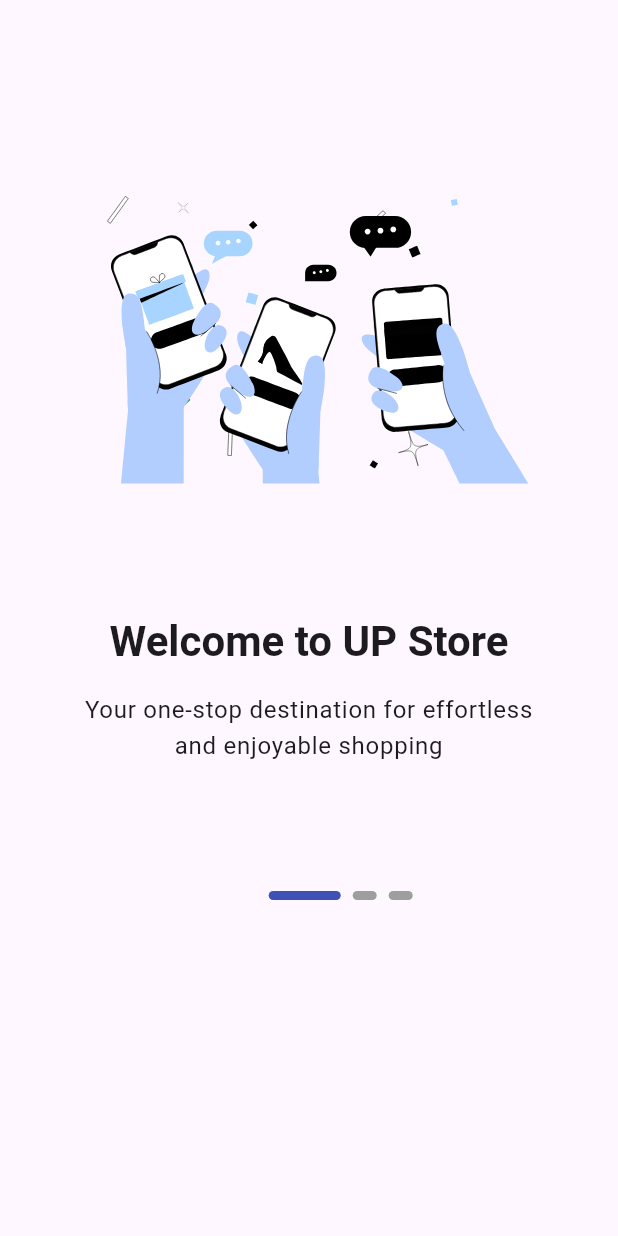
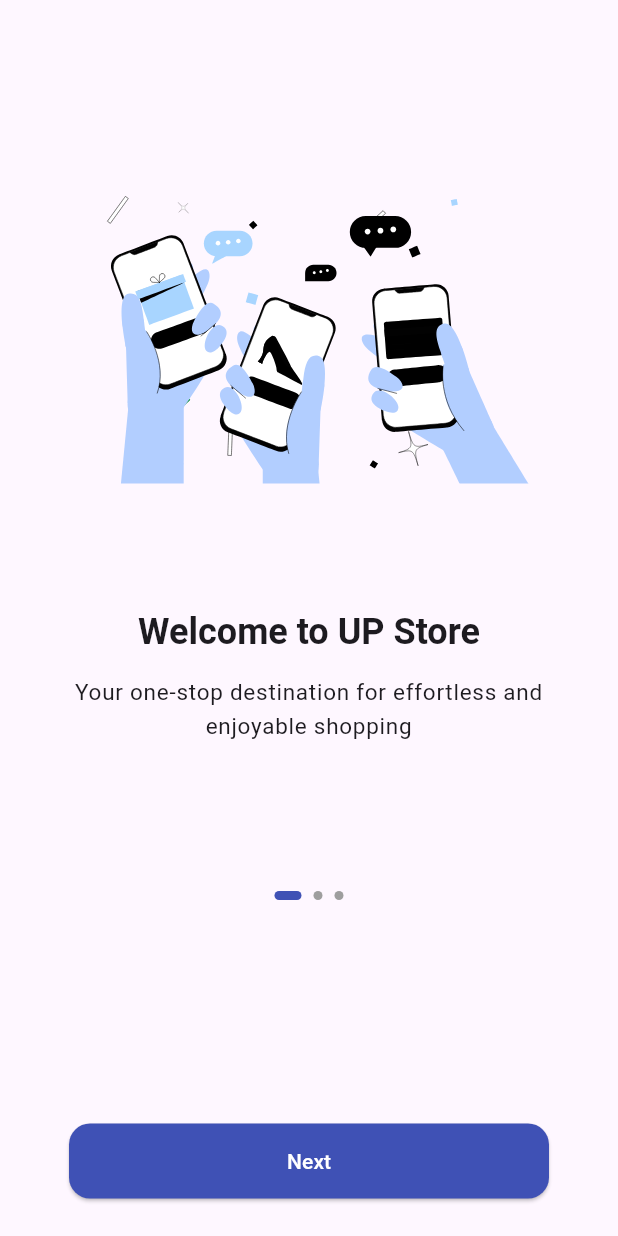
Before and after one commit to NabeelTiwana/stater_app, a Flutter app: the screen it shows after launch, on a phone screen of 412 x 824 dp. Run offline on Flutter 3.47's test engine with Material 3 defaults, Android fonts, the phone set to English and light mode, and no system bars; drawn by our look-alikes of smooth_page_indicator; our stand-ins replace lottie, shared_preferences.

Commit message:
upadated code

```diff
--- /dev/null
+++ b/lib/common/responsive/responsive_helper.dart
@@ -0,0 +1 @@
+// TODO Implement this library.
--- /dev/null
+++ b/lib/common/widget/my_elevated_button.dart
@@ -0,0 +1,98 @@
+import 'package:flutter/material.dart';
+import '../../responsive/responsive_helper.dart';
+import '../responsive/responsive_helper.dart';
+
+class MyElevatedButton extends StatelessWidget {
+  final String? text;
+  final Widget? child;
+  final VoidCallback onPressed;
+  final Color backgroundColor;
+  final Color textColor;
+  final double? bottomPosition;
+  final double? minHorizontalPadding;
+  final double? verticalPadding;
+  final double? borderRadius;
+  final double? fixedWidth;
+
+  const MyElevatedButton({
+    super.key,
+    this.text,
+    this.child,
+    required this.onPressed,
+    this.backgroundColor = Colors.indigo,
+    this.textColor = Colors.white,
+    this.bottomPosition,
+    this.minHorizontalPadding,
+    this.verticalPadding,
+    this.borderRadius,
+    this.fixedWidth,
+  }) : assert(text != null || child != null,
+  'Either text or child must be provided');
+
+  @override
+  Widget build(BuildContext context) {
+    return Positioned(
+      bottom: bottomPosition ?? ResponsiveHelper.getValueForPhoneSize(
+        context,
+        smallPhone: 20.0,
+        largePhone: 30.0,
+        mediumPhone: 25.0,
+      ),
+      left: 0,
+      right: 0,
+      child: Center(
+        child: SizedBox(
+          width: fixedWidth ?? ResponsiveHelper.getValueForPhoneSize(
+            context,
+            smallPhone: 300.0,
+            largePhone: 350.0,
+            mediumPhone: 320.0,
+          ),
+          child: ElevatedButton(
+            onPressed: onPressed,
+            style: ElevatedButton.styleFrom(
+              minimumSize: const Size.fromHeight(50), // Consistent height
+              shape: RoundedRectangleBorder(
+                borderRadius: BorderRadius.circular(
+                  borderRadius ?? ResponsiveHelper.getValueForPhoneSize(
+                    context,
+                    smallPhone: 12.0,
+                    largePhone: 15.0,
+                    mediumPhone: 14.0,
+                  ),
+                ),
+              ),
+              backgroundColor: backgroundColor,
+              padding: EdgeInsets.symmetric(
+                vertical: verticalPadding ?? ResponsiveHelper.getValueForPhoneSize(
+                  context,
+                  smallPhone: 12.0,
+                  largePhone: 15.0,
+                  mediumPhone: 14.0,
+                ),
+                horizontal: minHorizontalPadding ?? ResponsiveHelper.getValueForPhoneSize(
+                  context,
+                  smallPhone: 24.0,  // Reduced from 80.0
+                  largePhone: 32.0,  // Reduced from 150.0
+                  mediumPhone: 28.0, // Reduced from 120.0
+                ),
+              ),
+            ),
+            child: FittedBox(
+              fit: BoxFit.scaleDown,
+              child: child ?? Text(
+                text!,
+                style: Theme.of(context).textTheme.bodyLarge?.copyWith(
+                  color: textColor,
+                  fontWeight: FontWeight.bold,
+                ),
+                maxLines: 1,
+                overflow: TextOverflow.ellipsis,
+              ),
+            ),
+          ),
+        ),
+      ),
+    );
+  }
+}
--- a/lib/screens/onboardings/onboarding_screen.dart
+++ b/lib/screens/onboardings/onboarding_screen.dart
@@ -5,48 +5,101 @@ import 'package:starter_app/screens/onboardings/widget/onboarding_page.dart';
 import 'package:starter_app/utils/constant/images.dart';
 import 'package:starter_app/utils/constant/texts.dart';
 
+import '../../common/widget/my_elevated_button.dart';
+import '../home_page.dart';
 
-class OnboardingScreen extends StatelessWidget {
+class OnboardingScreen extends StatefulWidget {
   const OnboardingScreen({super.key});
+
+  @override
+  State<OnboardingScreen> createState() => _OnboardingScreenState();
+}
+
+class _OnboardingScreenState extends State<OnboardingScreen> {
+  final PageController _pageController = PageController();
+  int _currentPage = 0;
 
   @override
   Widget build(BuildContext context) {
     return Scaffold(
       body: Stack(
         children: [
-          //pageView
-           PageView(
-             children: [
-               OnBoardingPage(animation: MyImages.onboarding1Animation,title: MyText.onBoardingTitle1,subtitle: MyText.onBoardingSubTitle1,),
-               OnBoardingPage(animation: MyImages.onboarding2Animation,title: MyText.onBoardingTitle2,subtitle: MyText.onBoardingSubTitle2,),
-               OnBoardingPage(animation: MyImages.onboarding3Animation,title: MyText.onBoardingTitle3,subtitle: MyText.onBoardingSubTitle3,),
-             ],
-           ),
-          //smooth page indictor
-          OnBoardingDotNavgation()
+          // PageView
+          PageView(
+            controller: _pageController,
+            onPageChanged: (index) {
+              setState(() {
+                _currentPage = index;
+              });
+            },
+            children: [
+              OnBoardingPage(
+                animation: MyImages.onboarding1Animation,
+                title: MyText.onBoardingTitle1,
+                subtitle: MyText.onBoardingSubTitle1,
+              ),
+              OnBoardingPage(
+                animation: MyImages.onboarding2Animation,
+                title: MyText.onBoardingTitle2,
+                subtitle: MyText.onBoardingSubTitle2,
+              ),
+              OnBoardingPage(
+                animation: MyImages.onboarding3Animation,
+                title: MyText.onBoardingTitle3,
+                subtitle: MyText.onBoardingSubTitle3,
+              ),
+            ],
+          ),
 
+          // Dot Navigation
+          Positioned(
+            bottom: DeviceHelper.getBottomNavigationBarHeight() * 4,
+            left: 0,
+            right: 0,
+            child: Center(
+              child: SmoothPageIndicator(
+                controller: _pageController,
+                count: 3,
+                effect: const ExpandingDotsEffect(
+                  activeDotColor: Colors.indigo,
+                  dotColor: Colors.grey,
+                  dotHeight: 6,
+                  dotWidth: 6,
+                  spacing: 8,
+                ),
+              ),
+            ),
+          ),
+
+          // Button
+          MyElevatedButton(
+            onPressed: () {
+              if (_currentPage < 2) {
+                _pageController.nextPage(
+                  duration: const Duration(milliseconds: 300),
+                  curve: Curves.easeInOut,
+                );
+              } else {
+                // Navigate to next screen when on last page
+                Navigator.pushReplacement(
+                  context,
+                  MaterialPageRoute(builder: (_) => const HomePage()),
+                );
+              }
+            },
+            child: Text(
+              _currentPage == 2 ? 'Get Started' : 'Next',
+              style: const TextStyle(color: Colors.white),
+            ),
+          ),
         ],
       ),
     );
   }
-}
-
-
-
-
-class OnBoardingDotNavgation extends StatelessWidget {
-  const OnBoardingDotNavgation({
-    super.key,
-  });
 
   @override
-  Widget build(BuildContext context) {
-    return Positioned(
-        bottom: DeviceHelper.getBottomNavigationBarHeight()*4,
-        left: DeviceHelper.getScreenWidth(context)/2.3,
-        right: DeviceHelper.getScreenHeight(context)/2.3,
-        child: SmoothPageIndicator(controller: PageController(), count: 3,effect: ExpandingDotsEffect(
-          dotHeight: 6.0,
-        ),));
+  void dispose() {
+    _pageController.dispose();
+    super.dispose();
   }
 }
--- a/lib/screens/onboardings/widget/onboarding_page.dart
+++ b/lib/screens/onboardings/widget/onboarding_page.dart
@@ -1,6 +1,8 @@
 import 'package:flutter/material.dart';
 import 'package:lottie/lottie.dart';
+import 'package:starter_app/responsive/responsive_text_style.dart';
 import '../../../helpers/device_helper.dart';
+import '../../../responsive/responsive_helper.dart';
 
 class OnBoardingPage extends StatelessWidget {
   const OnBoardingPage({
@@ -17,31 +19,62 @@ class OnBoardingPage extends StatelessWidget {
   @override
   Widget build(BuildContext context) {
     return Padding(
-      padding: EdgeInsets.only(
-        left: 20,
-        right: 20,
+      padding: EdgeInsets.symmetric(
+        horizontal: ResponsiveHelper.getValueForPhoneSize(
+          context,
+          smallPhone: 16.0,
+          largePhone: 24.0,
+          mediumPhone: 20.0,
+        ),
+      ).copyWith(
         top: DeviceHelper.getAppBarHeight(),
       ),
       child: Column(
         children: [
           Lottie.asset(
             animation,
-            height: DeviceHelper.getScreenHeight(context) * 0.4,
+            height: ResponsiveHelper.getValueForPhoneSize(
+              context,
+              smallPhone: DeviceHelper.getScreenHeight(context) * 0.35,
+              largePhone: DeviceHelper.getScreenHeight(context) * 0.45,
+              mediumPhone: DeviceHelper.getScreenHeight(context) * 0.4,
+            ),
           ),
-          const SizedBox(height: 24),
+          SizedBox(
+            height: ResponsiveHelper.getValueForPhoneSize(
+              context,
+              smallPhone: 16.0,
+              largePhone: 24.0,
+              mediumPhone: 20.0,
+            ),
+          ),
           Text(
             title,
-            style: Theme.of(context).textTheme.headlineMedium?.copyWith(
+            style: context.responsiveHeadlineMedium?.copyWith(
               fontWeight: FontWeight.bold,
             ),
             textAlign: TextAlign.center,
           ),
-          const SizedBox(height: 16),
+          SizedBox(
+            height: ResponsiveHelper.getValueForPhoneSize(
+              context,
+              smallPhone: 12.0,
+              largePhone: 16.0,
+              mediumPhone: 14.0,
+            ),
+          ),
           Padding(
-            padding: const EdgeInsets.symmetric(horizontal: 24),
+            padding: EdgeInsets.symmetric(
+              horizontal: ResponsiveHelper.getValueForPhoneSize(
+                context,
+                smallPhone: 16.0,
+                largePhone: 32.0,
+                mediumPhone: 24.0,
+              ),
+            ),
             child: Text(
               subtitle,
-              style: Theme.of(context).textTheme.bodyLarge,
+              style: context.responsiveBodyLarge,
               textAlign: TextAlign.center,
             ),
           ),
```
